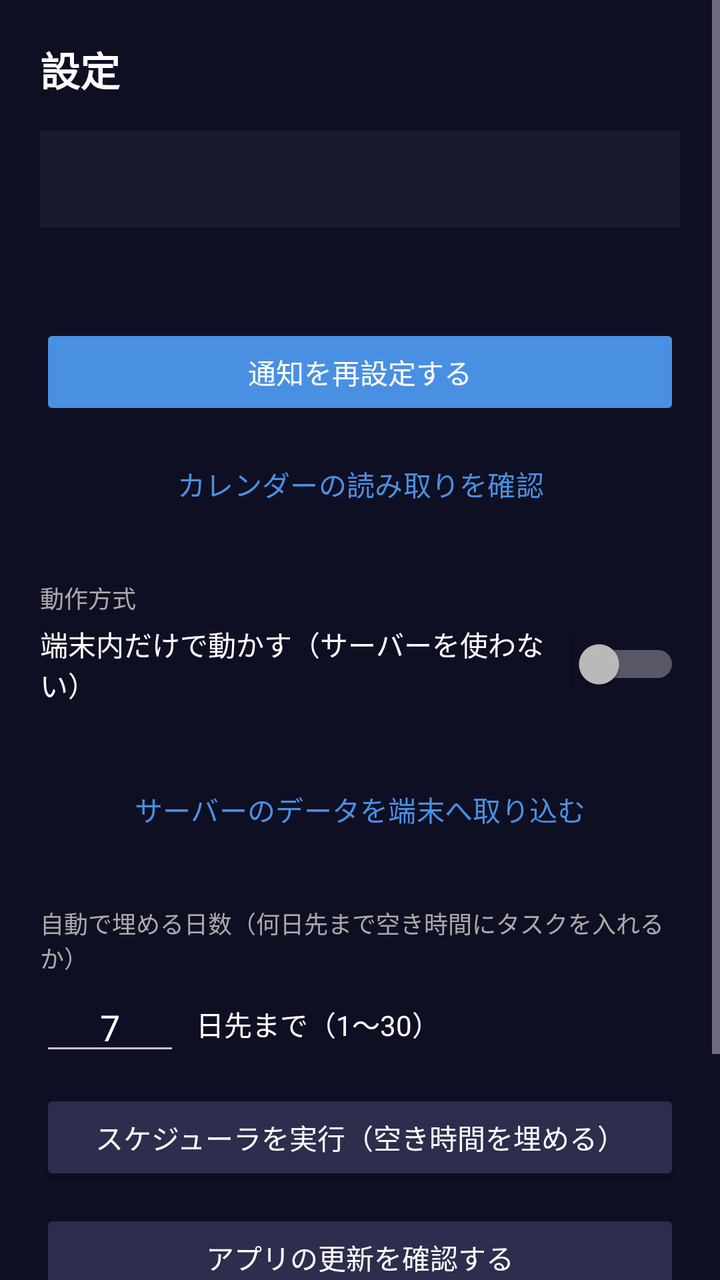
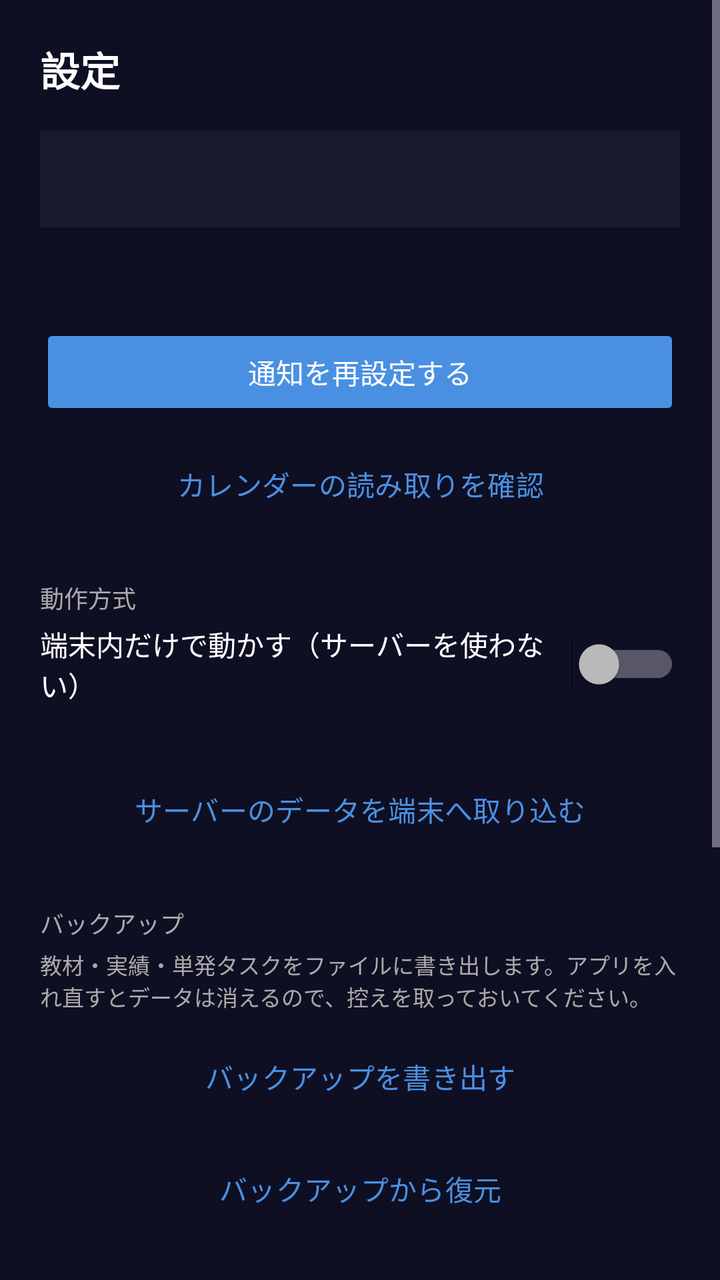

Compare the two renders of this Android layout. The source of the first and the diff that turns it into the second are given below.
<!-- AndroidManifest.xml: application theme Theme.Dynasched -->
<!-- res/layout/fragment_settings.xml -->
<?xml version="1.0" encoding="utf-8"?>
<ScrollView xmlns:android="http://schemas.android.com/apk/res/android"
    android:layout_width="match_parent"
    android:layout_height="match_parent"
    android:background="@color/bg">

    <LinearLayout
        android:layout_width="match_parent"
        android:layout_height="wrap_content"
        android:orientation="vertical"
        android:padding="20dp">

        <TextView
            android:layout_width="wrap_content"
            android:layout_height="wrap_content"
            android:text="設定"
            android:textColor="@color/on_bg"
            android:textSize="20sp"
            android:textStyle="bold" />

        <TextView
            android:id="@+id/userText"
            android:layout_width="match_parent"
            android:layout_height="wrap_content"
            android:layout_marginTop="16dp"
            android:padding="14dp"
            android:background="@color/surface"
            android:text=""
            android:textColor="@color/on_bg"
            android:textSize="15sp" />

        <TextView
            android:id="@+id/urlText"
            android:layout_width="match_parent"
            android:layout_height="wrap_content"
            android:layout_marginTop="8dp"
            android:text=""
            android:textColor="@color/on_bg_dim"
            android:textSize="12sp" />

        <Button
            android:id="@+id/resyncButton"
            android:layout_width="match_parent"
            android:layout_height="wrap_content"
            android:layout_marginTop="24dp"
            android:backgroundTint="@color/primary"
            android:text="通知を再設定する"
            android:textColor="@color/white" />

        
        <Button
            android:id="@+id/calendarCheckButton"
            style="?attr/materialButtonOutlinedStyle"
            android:layout_width="match_parent"
            android:layout_height="wrap_content"
            android:layout_marginTop="8dp"
            android:text="カレンダーの読み取りを確認"
            android:textColor="@color/primary" />

        
        <TextView
            android:layout_width="wrap_content"
            android:layout_height="wrap_content"
            android:layout_marginTop="24dp"
            android:text="動作方式"
            android:textColor="@color/on_bg_dim"
            android:textSize="12sp" />

        <Switch
            android:id="@+id/localModeSwitch"
            android:layout_width="match_parent"
            android:layout_height="wrap_content"
            android:layout_marginTop="4dp"
            android:text="端末内だけで動かす（サーバーを使わない）"
            android:textColor="@color/on_bg"
            android:textSize="14sp" />

        <TextView
            android:id="@+id/localModeHint"
            android:layout_width="match_parent"
            android:layout_height="wrap_content"
            android:layout_marginTop="4dp"
            android:text=""
            android:textColor="@color/on_bg_dim"
            android:textSize="12sp" />

        <Button
            android:id="@+id/importButton"
            style="?attr/materialButtonOutlinedStyle"
            android:layout_width="match_parent"
            android:layout_height="wrap_content"
            android:layout_marginTop="8dp"
            android:text="サーバーのデータを端末へ取り込む"
            android:textColor="@color/primary" />

        <TextView
            android:layout_width="wrap_content"
            android:layout_height="wrap_content"
            android:layout_marginTop="24dp"
            android:text="自動で埋める日数（何日先まで空き時間にタスクを入れるか）"
            android:textColor="@color/on_bg_dim"
            android:textSize="12sp" />

        <LinearLayout
            android:layout_width="match_parent"
            android:layout_height="wrap_content"
            android:orientation="horizontal"
            android:gravity="center_vertical"
            android:layout_marginTop="4dp">

            <EditText
                android:id="@+id/fillDaysInput"
                android:layout_width="70dp"
                android:layout_height="wrap_content"
                android:inputType="number"
                android:gravity="center"
                android:textColor="@color/on_bg"
                android:text="7" />

            <TextView
                android:layout_width="wrap_content"
                android:layout_height="wrap_content"
                android:layout_marginStart="8dp"
                android:text="日先まで（1〜30）"
                android:textColor="@color/on_bg" />
        </LinearLayout>

        <Button
            android:id="@+id/runSchedulerButton"
            android:layout_width="match_parent"
            android:layout_height="wrap_content"
            android:layout_marginTop="12dp"
            android:backgroundTint="@color/surface_variant"
            android:text="スケジューラを実行（空き時間を埋める）"
            android:textColor="@color/white" />

        <Button
            android:id="@+id/checkUpdateButton"
            android:layout_width="match_parent"
            android:layout_height="wrap_content"
            android:layout_marginTop="12dp"
            android:backgroundTint="@color/surface_variant"
            android:text="アプリの更新を確認する"
            android:textColor="@color/white" />

        <TextView
            android:id="@+id/versionText"
            android:layout_width="match_parent"
            android:layout_height="wrap_content"
            android:layout_marginTop="8dp"
            android:text=""
            android:textColor="@color/on_bg_dim"
            android:textSize="12sp" />

        <Button
            android:id="@+id/logoutButton"
            style="?attr/materialButtonOutlinedStyle"
            android:layout_width="match_parent"
            android:layout_height="wrap_content"
            android:layout_marginTop="32dp"
            android:text="ログアウト"
            android:textColor="@color/on_bg" />

    </LinearLayout>

</ScrollView>
<!-- resources referenced by this layout -->
<resources>
  <color name="bg">#0F0F23</color>
  <color name="on_bg">#FFFFFF</color>
  <color name="on_bg_dim">#AAAAAA</color>
  <color name="primary">#4A90E2</color>
  <color name="surface">#1A1A2E</color>
  <color name="surface_variant">#2D2D4E</color>
  <color name="white">#FFFFFF</color>
  <style name="Theme.Dynasched" parent="Theme.Material3.Dark.NoActionBar">
          <item name="colorPrimary">@color/primary</item>
          <item name="colorPrimaryDark">@color/primary_dark</item>
          <item name="colorOnPrimary">@color/white</item>
          <item name="android:statusBarColor">@color/bg</item>
          <item name="android:navigationBarColor">@color/surface</item>
          <item name="android:windowBackground">@color/bg</item>
      </style>
  <color name="primary_dark">#2D6CB0</color>
</resources>

<!-- the commit's change to res/layout/fragment_settings.xml (unified diff, before → after) -->
@@ -91,6 +91,42 @@
             android:layout_height="wrap_content"
             android:layout_marginTop="8dp"
             android:text="サーバーのデータを端末へ取り込む"
+            android:textColor="@color/primary" />
+
+        
+        <TextView
+            android:layout_width="wrap_content"
+            android:layout_height="wrap_content"
+            android:layout_marginTop="24dp"
+            android:text="バックアップ"
+            android:textColor="@color/on_bg_dim"
+            android:textSize="12sp" />
+
+        <TextView
+            android:id="@+id/backupHint"
+            android:layout_width="match_parent"
+            android:layout_height="wrap_content"
+            android:layout_marginTop="4dp"
+            android:text="教材・実績・単発タスクをファイルに書き出します。アプリを入れ直すとデータは消えるので、控えを取っておいてください。"
+            android:textColor="@color/on_bg_dim"
+            android:textSize="11sp" />
+
+        <Button
+            android:id="@+id/backupExportButton"
+            style="?attr/materialButtonOutlinedStyle"
+            android:layout_width="match_parent"
+            android:layout_height="wrap_content"
+            android:layout_marginTop="8dp"
+            android:text="バックアップを書き出す"
+            android:textColor="@color/primary" />
+
+        <Button
+            android:id="@+id/backupRestoreButton"
+            style="?attr/materialButtonOutlinedStyle"
+            android:layout_width="match_parent"
+            android:layout_height="wrap_content"
+            android:layout_marginTop="8dp"
+            android:text="バックアップから復元"
             android:textColor="@color/primary" />
 
         <TextView
